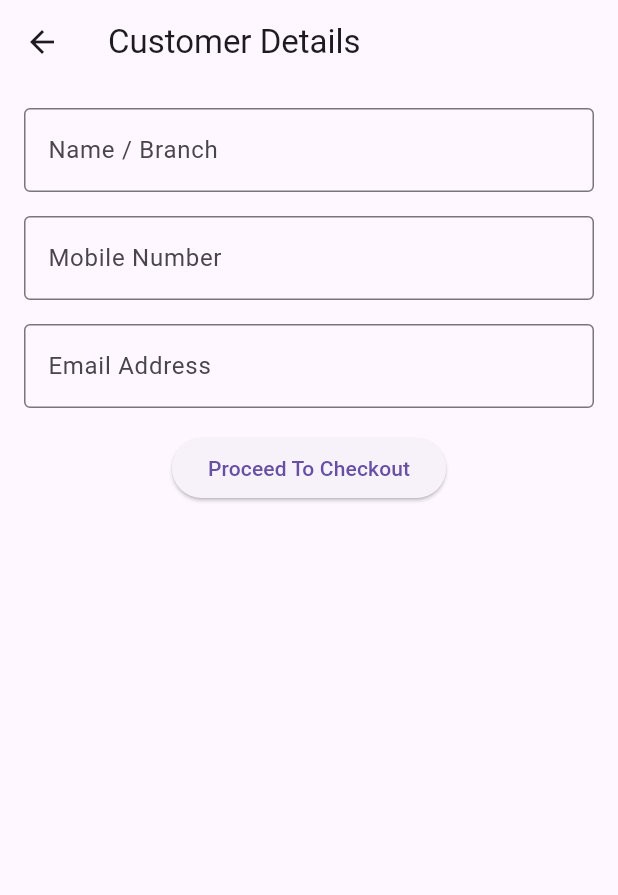
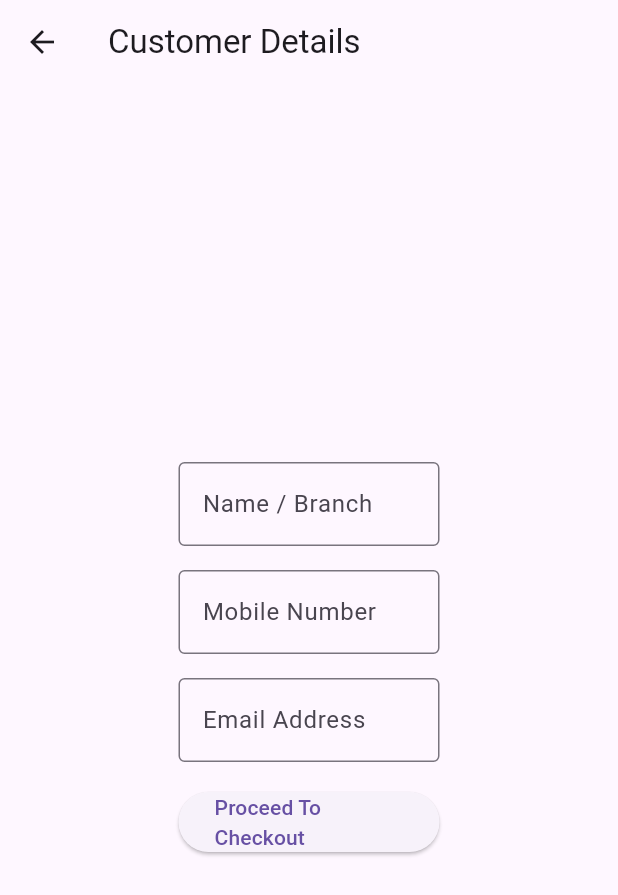
Before and after one commit to ecommbalaji/ecommbalaji.github.io, a Flutter app: the CustomerFormWidget screen opened directly, on a phone screen of 412 x 824 dp. Shown: the top 895 px of the screen. Run offline on Flutter 3.47's test engine with Material 3 defaults, Android fonts, the phone set to English and light mode, and no system bars; our stand-ins replace badges, bloc, cached_network_image, dropdown_button2, flutter_bloc, flutter_dotenv and 1 more; missing offline and left inert: dart:html, flutter_excel, htmltopdfwidgets; network calls fail.

Commit message:
reduce width of contact detail widget and center to the screen

```diff
--- a/lib/screens/contact_details.dart
+++ b/lib/screens/contact_details.dart
@@ -1,9 +1,7 @@
 import 'dart:math';
-
 import 'package:flutter/material.dart';
 import 'package:flutter_bloc/flutter_bloc.dart';
 import 'package:intl/intl.dart';
-
 import 'receipt_page.dart';
 import '../statemanagement/order_cubit.dart';
 import '../vo/order_item.dart';
@@ -30,7 +28,8 @@ class _CustomerFormWidgetState extends State<CustomerFormWidget> {
             orderNumber: generateCustomString(),
             nameOrBranch: _nameBranchController.text,
             mobile: _mobileController.text,
-              email: _emailController.text),
+            email: _emailController.text,
+          ),
         ),
       );
     }
@@ -42,18 +41,22 @@ class _CustomerFormWidgetState extends State<CustomerFormWidget> {
       appBar: AppBar(
         title: Text('Customer Details'),
       ),
-      body: Padding(
+      body: Center(
+        child: FractionallySizedBox(
+          widthFactor: 0.5,
+          child: Padding(
             padding: const EdgeInsets.all(16.0),
-        child: Expanded(child: BlocBuilder<OrderCubit, List<OrderItem>>(
+            child: BlocBuilder<OrderCubit, List<OrderItem>>(
               builder: (context, orderItems) {
                 return Form(
                   key: _formKey,
                   child: Column(
+                    mainAxisSize: MainAxisSize.min,
                     children: [
                       TextFormField(
                         controller: _nameBranchController,
                         decoration: InputDecoration(
-                    labelText: 'Name / Branch ',
+                          labelText: 'Name / Branch',
                           border: OutlineInputBorder(),
                         ),
                         validator: (value) {
@@ -107,7 +110,10 @@ class _CustomerFormWidgetState extends State<CustomerFormWidget> {
                     ],
                   ),
                 );
-        })),
+              },
+            ),
+          ),
+        ),
       ),
     );
   }
@@ -120,8 +126,9 @@ class _CustomerFormWidgetState extends State<CustomerFormWidget> {
     // 2. Generate 4 random alphabets
     const chars = 'abcdefghijklmnopqrstuvwxyz';
     Random random = Random();
-    String randomAlphabets = String.fromCharCodes(Iterable.generate(
-        4, (_) => chars.codeUnitAt(random.nextInt(chars.length))));
+    String randomAlphabets = String.fromCharCodes(
+      Iterable.generate(4, (_) => chars.codeUnitAt(random.nextInt(chars.length))),
+    );
 
     // 3. Combine date and alphabets
     String result = formattedDate + randomAlphabets;
```
Lines whose indentation alone changed are shown as unchanged.
